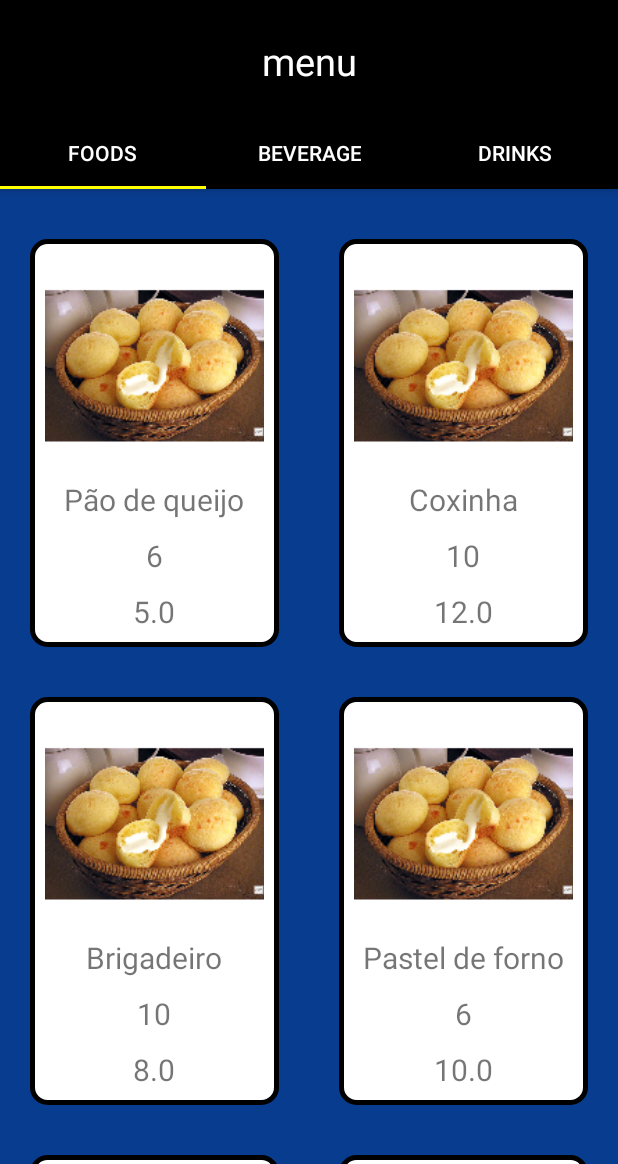
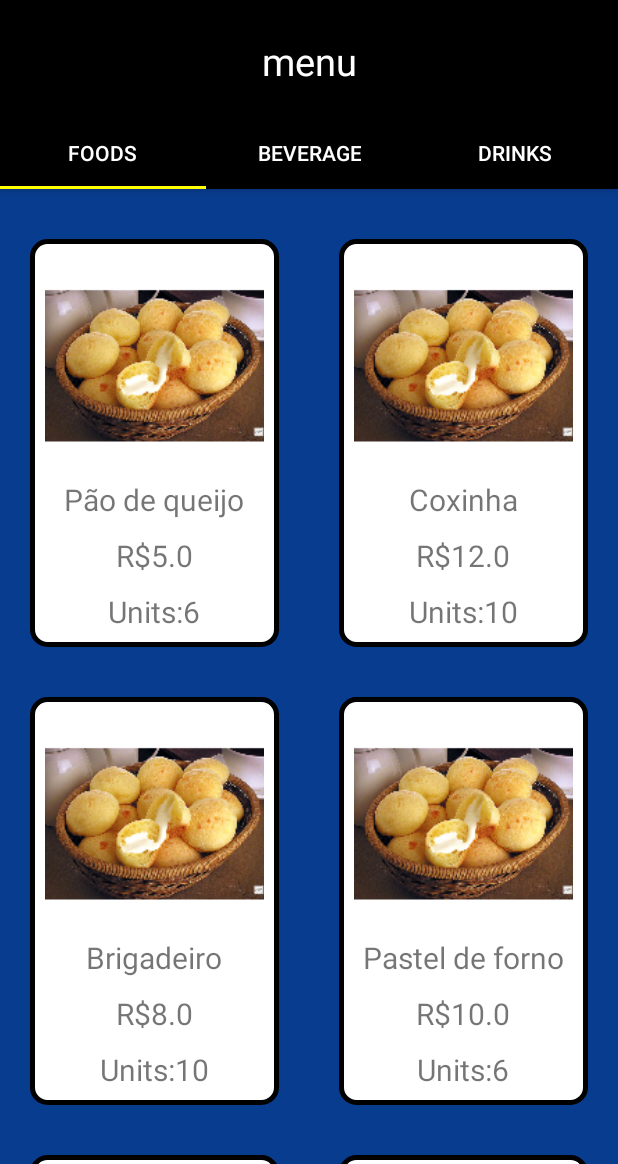
Before and after one commit to deoliveiracharles/loft, an Android app: the screen it shows after launch (MenuActivity), on a phone screen of 412 x 824 dp, the part 72-1236 px from its top. Run offline under Robolectric (Android 15) with nearby library versions, the phone set to English and light mode, and no system bars.

Commit message:
add Listener to recycleView + updated item_view

```diff
--- a/app/src/main/java/br/ufrpe/loftapp/ComidasFragment.kt
+++ b/app/src/main/java/br/ufrpe/loftapp/ComidasFragment.kt
@@ -31,6 +31,8 @@ class ComidasFragment: Fragment() {
 
         return v
     }
+
+
 
     private fun loadFoodItem(){
         itemList.add(Item("Pão de queijo", 6, 5.0))
--- a/app/src/main/java/br/ufrpe/loftapp/ItemAdapter.kt
+++ b/app/src/main/java/br/ufrpe/loftapp/ItemAdapter.kt
@@ -5,9 +5,10 @@ import android.support.v7.widget.RecyclerView
 import android.view.LayoutInflater
 import android.view.View
 import android.view.ViewGroup
+import android.widget.Toast
 import kotlinx.android.synthetic.main.item_view.view.*
 
-class ItemAdapter(val items: ArrayList<Item>, val context: Context) : RecyclerView.Adapter<ViewHolder>(){
+class ItemAdapter(private val items: ArrayList<Item>, private val context: Context) : RecyclerView.Adapter<ViewHolder>(){
 
     override fun getItemCount(): Int {
         return items.size
@@ -18,15 +19,27 @@ class ItemAdapter(val items: ArrayList<Item>, val context: Context) : RecyclerVi
     }
 
     override fun onBindViewHolder(p0: ViewHolder, position: Int) {
+        p0.bind(items[position], context)
+        /*
         p0?.tvName?.text = items[position].name
         p0?.tvPrice?.text = items[position].price.toString()
         p0?.tvUnits?.text = items[position].units.toString()
+        */
     }
 
 }
 
 class ViewHolder (view: View) : RecyclerView.ViewHolder(view){
-    val tvName = view.tvName
-    val tvUnits = view.tvUnits
-    val tvPrice = view.tvPrice
+    val tvName = view.tvName!!
+    val tvUnits = view.tvUnits!!
+    val tvPrice = view.tvPrice!!
+
+    fun bind( item:Item, context:Context){
+        tvName.text = item.name
+        tvPrice.text = item.price.toString()
+        tvUnits.text = item.units.toString()
+        itemView.setOnClickListener {
+            Toast.makeText(context, "Item Clicado: ${item.name}", Toast.LENGTH_LONG).show()
+        }
+    }
 }
--- a/app/src/main/res/layout/item_view.xml
+++ b/app/src/main/res/layout/item_view.xml
@@ -23,19 +23,51 @@
         android:id="@+id/tvName"
         android:textSize="20sp"
         android:layout_gravity="center"/>
-    <TextView
+    <LinearLayout
         android:layout_width="wrap_content"
         android:layout_height="wrap_content"
-        android:id="@+id/tvUnits"
-        android:textSize="20sp"
-        android:layout_marginTop="10dp"
-        android:layout_gravity="center"/>
-    <TextView
+        android:orientation="horizontal"
+        android:layout_gravity="center"
+        android:layout_marginTop="10dp">
+        <TextView
+            android:layout_width="wrap_content"
+            android:layout_height="wrap_content"
+            android:layout_gravity="center"
+            android:textSize="20sp"
+            android:text="R$"/>
+        <TextView
+            android:layout_width="wrap_content"
+            android:layout_height="wrap_content"
+            android:id="@+id/tvPrice"
+            android:textSize="20sp"
+            android:layout_gravity="center"/>
+
+
+    </LinearLayout>
+
+    <LinearLayout
         android:layout_width="wrap_content"
         android:layout_height="wrap_content"
-        android:id="@+id/tvPrice"
-        android:textSize="20sp"
-        android:layout_marginTop="10dp"
-        android:layout_gravity="center"/>
+        android:layout_gravity="center"
+        android:orientation="horizontal"
+        android:layout_marginTop="10dp">
+
+        <TextView
+            android:layout_width="wrap_content"
+            android:layout_height="wrap_content"
+            android:textSize="20sp"
+            android:layout_gravity="center"
+            android:text="@string/units"/>
+
+        <TextView
+            android:layout_width="wrap_content"
+            android:layout_height="wrap_content"
+            android:id="@+id/tvUnits"
+            android:textSize="20sp"
+            android:layout_gravity="center"/>
+
+    </LinearLayout>
+
+
 
 </LinearLayout>
--- a/app/src/main/res/values/strings.xml
+++ b/app/src/main/res/values/strings.xml
@@ -11,5 +11,6 @@
     <string name="foods">Foods</string>
     <string name="beverage">Beverage</string>
     <string name="drinks">Drinks</string>
+    <string name="units">Units:</string>
 
 </resources>
```
Also changed, not shown: 1 other file.
